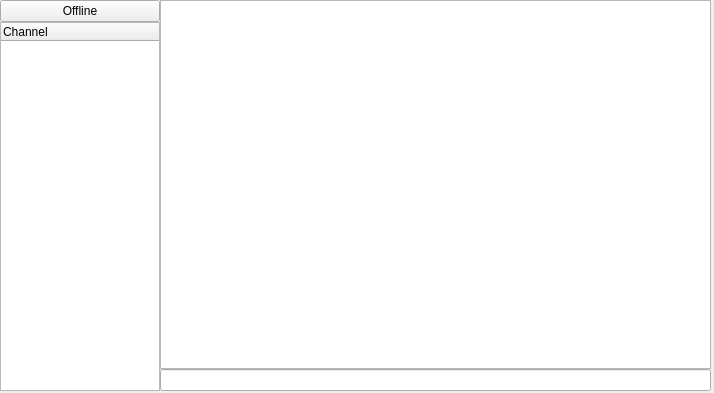
Gamefors/ChatProgram, file Client/resources/MainWindow.ui: the form before one commit.
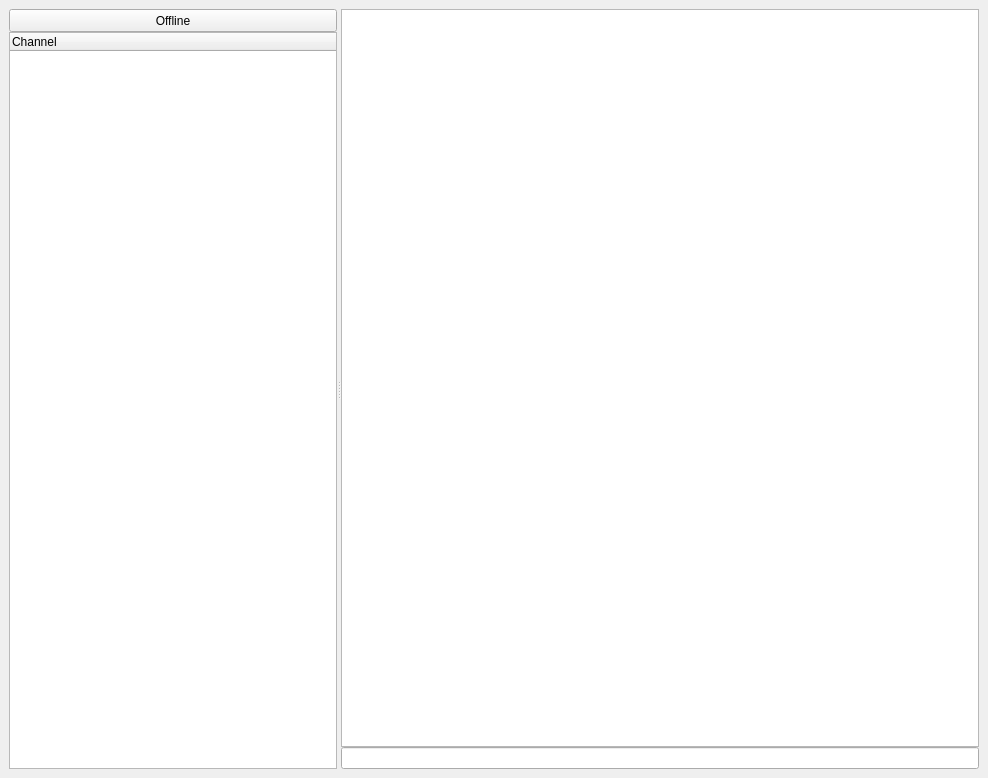
The form after the commit. Icons and pictures are not drawn.

Commit message:
Resizeable windows
LoginWindow and MainWindow are resizable now.

The edit to the form file:
```diff
--- a/Client/resources/MainWindow.ui
+++ b/Client/resources/MainWindow.ui
@@ -6,10 +6,22 @@
    <rect>
     <x>0</x>
     <y>0</y>
-    <width>714</width>
-    <height>393</height>
+    <width>988</width>
+    <height>778</height>
    </rect>
   </property>
+  <property name="sizePolicy">
+   <sizepolicy hsizetype="Expanding" vsizetype="Expanding">
+    <horstretch>0</horstretch>
+    <verstretch>0</verstretch>
+   </sizepolicy>
+  </property>
+  <property name="minimumSize">
+   <size>
+    <width>747</width>
+    <height>401</height>
+   </size>
+  </property>
   <property name="windowTitle">
    <string>Chatprogram</string>
   </property>
@@ -18,14 +30,42 @@
     <normaloff>icons8-computer-chat-64.png</normaloff>icons8-computer-chat-64.png</iconset>
   </property>
   <widget class="QWidget" name="centralwidget">
+   <property name="minimumSize">
+    <size>
+     <width>712</width>
+     <height>401</height>
+    </size>
+   </property>
+   <layout class="QGridLayout" name="gridLayout">
+    <item row="0" column="0">
+     <widget class="QSplitter" name="splitter">
+      <property name="sizePolicy">
+       <sizepolicy hsizetype="Expanding" vsizetype="Expanding">
+        <horstretch>0</horstretch>
+        <verstretch>0</verstretch>
+       </sizepolicy>
+      </property>
+      <property name="minimumSize">
+       <size>
+        <width>739</width>
+        <height>391</height>
+       </size>
+      </property>
+      <property name="orientation">
+       <enum>Qt::Horizontal</enum>
+      </property>
    <widget class="QWidget" name="verticalLayoutWidget">
-    <property name="geometry">
-     <rect>
-      <x>0</x>
-      <y>0</y>
-      <width>160</width>
+       <property name="sizePolicy">
+        <sizepolicy hsizetype="Minimum" vsizetype="Minimum">
+         <horstretch>0</horstretch>
+         <verstretch>0</verstretch>
+        </sizepolicy>
+       </property>
+       <property name="minimumSize">
+        <size>
+         <width>234</width>
       <height>391</height>
-     </rect>
+        </size>
     </property>
     <layout class="QVBoxLayout" name="verticalLayout">
      <property name="spacing">
@@ -34,11 +74,23 @@
      <item>
       <widget class="QPushButton" name="statusButton">
        <property name="sizePolicy">
-        <sizepolicy hsizetype="Minimum" vsizetype="Fixed">
+           <sizepolicy hsizetype="Expanding" vsizetype="Expanding">
          <horstretch>0</horstretch>
          <verstretch>0</verstretch>
         </sizepolicy>
        </property>
+          <property name="minimumSize">
+           <size>
+            <width>232</width>
+            <height>23</height>
+           </size>
+          </property>
+          <property name="maximumSize">
+           <size>
+            <width>330</width>
+            <height>23</height>
+           </size>
+          </property>
        <property name="text">
         <string>Offline</string>
        </property>
@@ -49,6 +101,18 @@
        <property name="enabled">
         <bool>true</bool>
        </property>
+          <property name="sizePolicy">
+           <sizepolicy hsizetype="Minimum" vsizetype="Minimum">
+            <horstretch>0</horstretch>
+            <verstretch>0</verstretch>
+           </sizepolicy>
+          </property>
+          <property name="minimumSize">
+           <size>
+            <width>232</width>
+            <height>366</height>
+           </size>
+          </property>
        <property name="columnCount">
         <number>1</number>
        </property>
@@ -65,13 +129,17 @@
     </layout>
    </widget>
    <widget class="QWidget" name="verticalLayoutWidget_2">
-    <property name="geometry">
-     <rect>
-      <x>160</x>
-      <y>0</y>
-      <width>551</width>
+       <property name="sizePolicy">
+        <sizepolicy hsizetype="Minimum" vsizetype="Minimum">
+         <horstretch>0</horstretch>
+         <verstretch>0</verstretch>
+        </sizepolicy>
+       </property>
+       <property name="minimumSize">
+        <size>
+         <width>500</width>
       <height>391</height>
-     </rect>
+        </size>
     </property>
     <layout class="QVBoxLayout" name="verticalLayout_2">
      <property name="spacing">
@@ -79,6 +147,18 @@
      </property>
      <item>
       <widget class="QTextEdit" name="output">
+          <property name="sizePolicy">
+           <sizepolicy hsizetype="Expanding" vsizetype="Expanding">
+            <horstretch>0</horstretch>
+            <verstretch>0</verstretch>
+           </sizepolicy>
+          </property>
+          <property name="minimumSize">
+           <size>
+            <width>498</width>
+            <height>369</height>
+           </size>
+          </property>
        <property name="tabChangesFocus">
         <bool>false</bool>
        </property>
@@ -89,6 +169,18 @@
      </item>
      <item>
       <widget class="QLineEdit" name="input">
+          <property name="sizePolicy">
+           <sizepolicy hsizetype="Minimum" vsizetype="Minimum">
+            <horstretch>0</horstretch>
+            <verstretch>0</verstretch>
+           </sizepolicy>
+          </property>
+          <property name="minimumSize">
+           <size>
+            <width>498</width>
+            <height>20</height>
+           </size>
+          </property>
        <property name="clearButtonEnabled">
         <bool>false</bool>
        </property>
@@ -96,6 +188,9 @@
      </item>
     </layout>
    </widget>
+     </widget>
+    </item>
+   </layout>
   </widget>
  </widget>
  <resources/>
```
Lines whose indentation alone changed are shown as unchanged. The commit also changes 1 other file.
